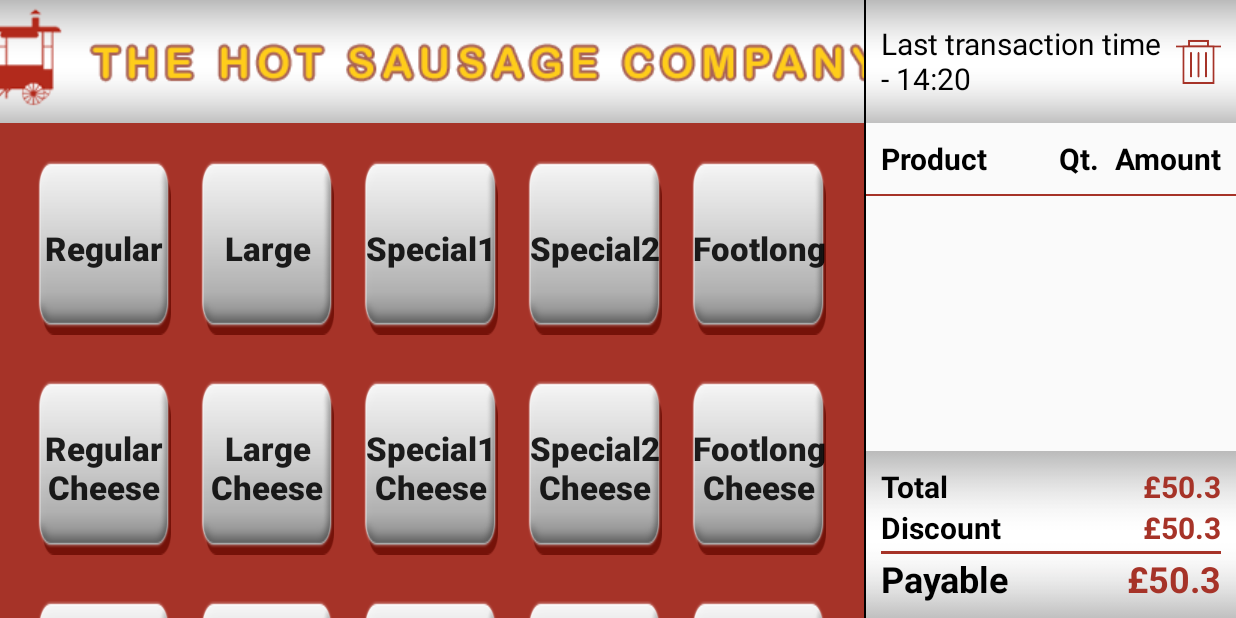
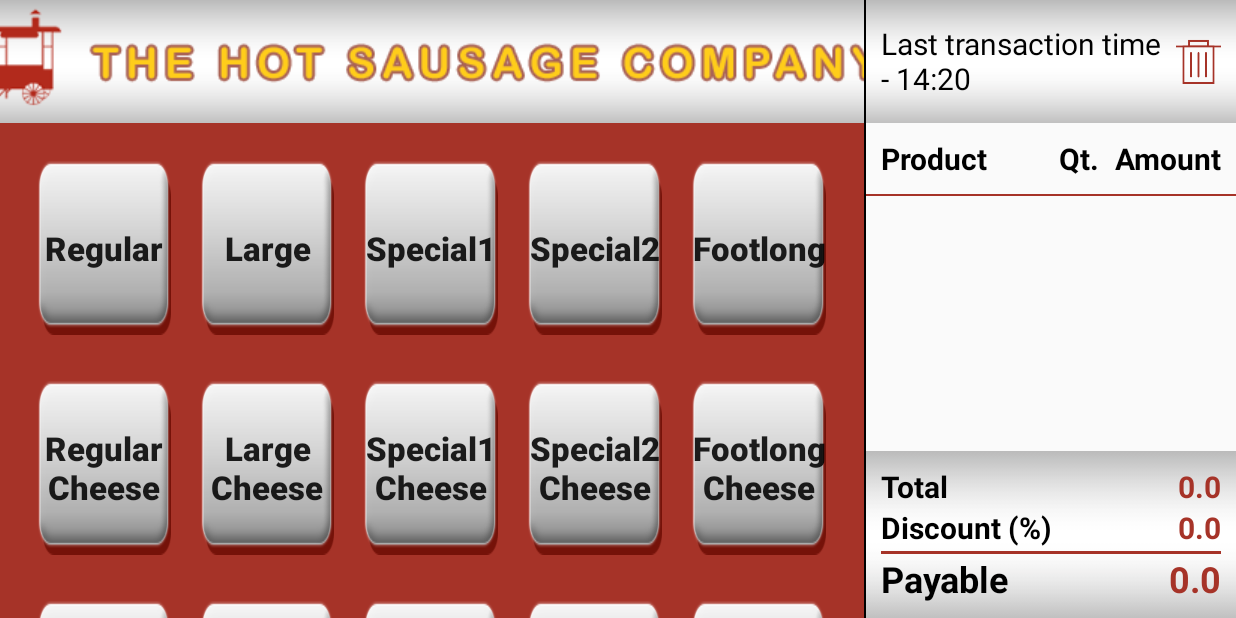
Before and after one commit to KaiserPerwez/HotSausageNew, an Android app: the MainActivity screen opened directly, with no data from a screen before it, after a tap on an icon or button, on a phone screen of 824 x 412 dp (held sideways). Run offline under Robolectric (Android 15) with nearby library versions, the phone set to English and light mode, and no system bars; our stand-ins replace ButterKnife.

Commit message:
1. MainActivity Completed (Except GiftCard Sale button)    1.a. 50% & 100% discount interaction added    1.b. Billing Pane amount calculation added.

```diff
--- a/app/src/main/java/com/wgt/hotsausagenew/activity/MainActivity.java
+++ b/app/src/main/java/com/wgt/hotsausagenew/activity/MainActivity.java
@@ -38,7 +38,15 @@ import butterknife.OnClick;
 import butterknife.OnLongClick;
 import butterknife.OnTouch;
 
-public class MainActivity extends AppCompatActivity implements RecyclerItemTouchHelper.RecyclerItemTouchHelperListener, View.OnTouchListener, SpecialDialogUtil.SpecialDialogItemClickListener, DiscountDialogUtil.DiscountDialogListener, GiftCardDialogUtils.GiftCardSelectedListener {
+public class MainActivity
+        extends AppCompatActivity
+        implements
+        RecyclerItemTouchHelper.RecyclerItemTouchHelperListener,
+        View.OnTouchListener,
+        SpecialDialogUtil.SpecialDialogItemClickListener,
+        DiscountDialogUtil.DiscountDialogListener,
+        GiftCardDialogUtils.GiftCardSelectedListener,
+        BillAdapter.BillAddedListener {
 
     //column 1
     @BindView(R.id.btn_regular)
@@ -132,6 +140,7 @@ public class MainActivity extends AppCompatActivity implements RecyclerItemTouch
 
             // remove the item from recycler view
             billAdapter.removeItem(viewHolder.getAdapterPosition());
+            changePrice(-deletedItem.getRate(), 0);
 
             // showing snack bar with Undo option
             Snackbar snackbar = Snackbar
@@ -222,6 +231,10 @@ public class MainActivity extends AppCompatActivity implements RecyclerItemTouch
                                     )+Constant.getPriceOfKeyItem(Constant.KEY_SPECIAL_2_CHEESE)
                             )
                     );
+                } else if (button.getId() == R.id.btn_save_50) {
+                    changePrice(0, 50);
+                } else if (button.getId() == R.id.btn_save_100) {
+                    changePrice(0, 100);
                 } else if (button.getId()==R.id.btn_footlong_cheese) {
                     billAdapter.addItem(
                             new BillModel(
@@ -273,8 +286,7 @@ public class MainActivity extends AppCompatActivity implements RecyclerItemTouch
                 }/*else if (button.getText().toString().equalsIgnoreCase("Special1"))
                     billAdapter.addItem(new BillModel(button.getText().toString(), 1, Constant.getPriceOfItem(button.getText().toString(), Constant.SPECIAL_1)));
                 else if (button.getText().toString().equalsIgnoreCase("Special2"))
-                    billAdapter.addItem(new BillModel(button.getText().toString(), 1, Constant.getPriceOfItem(button.getText().toString(), Constant.SPECIAL_2)));*/
-                else if (button.getText().toString().equalsIgnoreCase("50% Saver")) {
+                    billAdapter.addItem(new BillModel(button.getText().toString(), 1, Constant.getPriceOfItem(button.getText().toString(), Constant.SPECIAL_2)));*/ else if (button.getText().toString().equalsIgnoreCase("50% Saver")) {
                     //TODO:Implement 50% off on total amt
                 } else if (button.getText().toString().equalsIgnoreCase("100% Saver")) {
                     //TODO:set total amt to be zero
@@ -296,6 +308,9 @@ public class MainActivity extends AppCompatActivity implements RecyclerItemTouch
     @OnClick(R.id.iV_clearBill)
     public void clearBillPane() {
         billAdapter.removeAll();
+        tV_total_amount.setText("" + 0.00);
+        tV_discount_amount.setText("" + 0.00);
+        tV_payable_amount.setText("" + 0.00);
         Toast.makeText(this, "Cleared bill pane", Toast.LENGTH_SHORT).show();
     }
 
@@ -347,6 +362,7 @@ public class MainActivity extends AppCompatActivity implements RecyclerItemTouch
 
     private void InitialiseRecyclerViewWithAdapter() {
         billAdapter = new BillAdapter();
+        billAdapter.setBillAddedListener(this);
         rV_billing_list.setLayoutManager(new LinearLayoutManager(this));
         rV_billing_list.addItemDecoration(new DividerItemDecoration(this, DividerItemDecoration.VERTICAL));
         rV_billing_list.setAdapter(billAdapter);
@@ -421,4 +437,52 @@ public class MainActivity extends AppCompatActivity implements RecyclerItemTouch
             }
         }, 2000);
     }
+
+    // handle total price and discount ( adding price and discount at same time will not work. )
+    private void changePrice(double price, double discountPercentage) {
+        try {
+            double oldPrice = Double.parseDouble(tV_total_amount.getText().toString());
+            double oldDiscount = Double.parseDouble(tV_discount_amount.getText().toString());
+            double currentTotal = oldPrice + price;
+
+
+            if (price > 0 && discountPercentage > 0) {
+                Toast.makeText(this, "Adding Price and Discount at same time is not applicable", Toast.LENGTH_SHORT).show();
+                return;
+            }
+
+            if (discountPercentage < 1) { // not a discount.. just add price
+                if (oldDiscount > 0) { // already a discount is added.. calculate payable amount
+                    double disAmt = (currentTotal * oldDiscount) / 100;
+                    tV_total_amount.setText("" + currentTotal);
+                    tV_payable_amount.setText(Constant.poundSign + (currentTotal - disAmt));
+                    return;
+                }
+
+                //no discount is added. add price as it is..
+                tV_total_amount.setText("" + currentTotal);
+                tV_payable_amount.setText(Constant.poundSign + currentTotal);
+
+
+            } else { // discount calculation
+                if (oldDiscount < 1 || oldDiscount < discountPercentage) { // 1st time discount is applying || discount is increasing
+                    double discountAmount = (oldPrice * discountPercentage) / 100;
+                    tV_discount_amount.setText("" + discountPercentage);
+                    tV_payable_amount.setText(Constant.poundSign + (oldPrice - discountAmount));
+                } else if (oldDiscount > discountPercentage) {
+                    Toast.makeText(this, "Lower Discount is Not Applicable", Toast.LENGTH_SHORT).show();
+                } else if (oldDiscount == discountPercentage) {
+                    Toast.makeText(this, discountPercentage + "% discount is already applied", Toast.LENGTH_SHORT).show();
+                }
+
+            }
+        } catch (NumberFormatException e) {
+            Toast.makeText(this, "ERROR : billing Pane Data error\n", Toast.LENGTH_SHORT).show();
+        }
+    }
+
+    @Override
+    public void onBillAdded(double price) {
+        changePrice(price, 0);
+    }
 }
--- a/app/src/main/java/com/wgt/hotsausagenew/adapter/BillAdapter.java
+++ b/app/src/main/java/com/wgt/hotsausagenew/adapter/BillAdapter.java
@@ -24,6 +24,7 @@ import butterknife.ButterKnife;
 public class BillAdapter extends RecyclerView.Adapter<BillAdapter.ViewHolder> {
     private List<BillModel> list;
     private RecyclerView rv;
+    private BillAddedListener listener;
     public BillAdapter() {
         this.list = new ArrayList<>();
     }
@@ -64,6 +65,9 @@ public class BillAdapter extends RecyclerView.Adapter<BillAdapter.ViewHolder> {
                 item.setRate(item.getRate() + bill.getRate());
                 notifyItemChanged(position);
                 //rv.scrollToPosition(position);//allow auto-scroll to item at pos
+                if (listener != null) {
+                    listener.onBillAdded(bill.getRate());
+                }
                 return;
             }
         }
@@ -72,6 +76,10 @@ public class BillAdapter extends RecyclerView.Adapter<BillAdapter.ViewHolder> {
         list.add(new BillModel(bill.getProduct(), 1, bill.getRate()));
         notifyItemInserted(list.size());
         //rv.scrollToPosition(list.size());//allow auto-scroll to item at pos
+
+        if (listener != null) {
+            listener.onBillAdded(bill.getRate());
+        }
         return;
     }
 
@@ -96,8 +104,20 @@ public class BillAdapter extends RecyclerView.Adapter<BillAdapter.ViewHolder> {
         // NOTE: don't call notifyDataSetChanged()
         notifyItemInserted(position);
         rv.scrollToPosition(position);//allow auto-scroll to item at pos
+
+        if (listener != null) {
+            listener.onBillAdded(item.getRate());
+        }
     }
 //-----------------------------------------------------------------------------------------------------//
+
+    public void setBillAddedListener(BillAddedListener listener) {
+        this.listener = listener;
+    }
+
+    public interface BillAddedListener {
+        void onBillAdded(double price);
+    }
 
     public class ViewHolder extends RecyclerView.ViewHolder {
 
--- a/app/src/main/res/layout/activity_main.xml
+++ b/app/src/main/res/layout/activity_main.xml
@@ -1,7 +1,6 @@
 <?xml version="1.0" encoding="utf-8"?>
 <android.support.constraint.ConstraintLayout xmlns:android="http://schemas.android.com/apk/res/android"
     xmlns:app="http://schemas.android.com/apk/res-auto"
-    xmlns:tools="http://schemas.android.com/tools"
     android:layout_width="match_parent"
     android:layout_height="match_parent">
 
@@ -40,6 +39,7 @@
             android:id="@+id/tableLayout"
             android:layout_width="match_parent"
             android:layout_height="wrap_content"
+            android:layout_marginBottom="8dp"
             android:columnCount="1"
             android:padding="10dp"
             android:rowCount="4"
@@ -48,8 +48,8 @@
             <LinearLayout
                 android:layout_width="match_parent"
                 android:layout_height="wrap_content"
+                android:gravity="center"
                 android:orientation="horizontal"
-                android:gravity="center"
                 android:padding="5dp">
 
                 <Button
@@ -86,7 +86,7 @@
                     android:text="Special1"
                     android:textAllCaps="false"
                     android:textSize="@dimen/main_button_text"
-                    android:textStyle="bold"/>
+                    android:textStyle="bold" />
 
                 <Button
                     android:id="@+id/btn_special_2"
@@ -116,9 +116,9 @@
             <LinearLayout
                 android:layout_width="match_parent"
                 android:layout_height="wrap_content"
+                android:gravity="center"
                 android:orientation="horizontal"
-                android:padding="5dp"
-                android:gravity="center">
+                android:padding="5dp">
 
                 <Button
                     android:id="@+id/btn_reg_cheese"
@@ -142,7 +142,7 @@
                     android:text="Large Cheese"
                     android:textAllCaps="false"
                     android:textSize="@dimen/main_button_text"
-                    android:textStyle="bold"/>
+                    android:textStyle="bold" />
 
                 <Button
                     android:id="@+id/btn_special1_opt"
@@ -184,8 +184,8 @@
             <LinearLayout
                 android:layout_width="match_parent"
                 android:layout_height="wrap_content"
+                android:gravity="center"
                 android:orientation="horizontal"
-                android:gravity="center"
                 android:padding="5dp">
 
                 <Button
@@ -252,9 +252,9 @@
             <LinearLayout
                 android:layout_width="match_parent"
                 android:layout_height="wrap_content"
+                android:gravity="center"
                 android:orientation="horizontal"
-                android:padding="5dp"
-                android:gravity="center">
+                android:padding="5dp">
 
                 <Button
                     android:id="@+id/btn_reg_sausage"
@@ -275,11 +275,11 @@
                     android:layout_margin="@dimen/grid_margin"
                     android:layout_weight="1"
                     android:background="@drawable/raised_button"
+                    android:padding="1dp"
                     android:text="Large Sausage"
                     android:textAllCaps="false"
                     android:textSize="@dimen/main_button_text"
-                    android:textStyle="bold"
-                    android:padding="1dp"/>
+                    android:textStyle="bold" />
 
                 <Button
                     android:id="@+id/btn_footlong_sausage"
@@ -317,7 +317,7 @@
                     android:text="Giftcard Used"
                     android:textAllCaps="false"
                     android:textSize="@dimen/main_button_text"
-                    android:textStyle="bold"/>
+                    android:textStyle="bold" />
 
             </LinearLayout>
         </GridLayout>
--- a/app/src/main/res/layout/billing_pane_layout.xml
+++ b/app/src/main/res/layout/billing_pane_layout.xml
@@ -1,18 +1,16 @@
 <?xml version="1.0" encoding="utf-8"?>
-<android.support.design.widget.CoordinatorLayout
-    xmlns:android="http://schemas.android.com/apk/res/android"
+<android.support.design.widget.CoordinatorLayout xmlns:android="http://schemas.android.com/apk/res/android"
     xmlns:app="http://schemas.android.com/apk/res-auto"
-    xmlns:tools="http://schemas.android.com/tools"
     android:layout_width="match_parent"
     android:layout_height="match_parent">
 <android.support.constraint.ConstraintLayout
+    android:id="@+id/billing_pane_layout"
     android:layout_width="match_parent"
     android:layout_height="match_parent"
     app:layout_constraintBottom_toBottomOf="parent"
     app:layout_constraintEnd_toEndOf="parent"
     app:layout_constraintStart_toEndOf="@+id/view2"
-    app:layout_constraintTop_toTopOf="parent"
-    android:id="@+id/billing_pane_layout">
+    app:layout_constraintTop_toTopOf="parent">
 
     <LinearLayout
         android:id="@+id/linearLayout"
@@ -142,7 +140,7 @@
                 android:layout_width="wrap_content"
                 android:layout_height="wrap_content"
                 android:layout_gravity="center"
-                android:text="£50.3"
+                android:text="00.0"
                 android:textColor="@color/bg_maroon"
                 android:textSize="20sp"
                 android:textStyle="bold" />
@@ -158,7 +156,7 @@
                 android:layout_height="wrap_content"
                 android:layout_gravity="center"
                 android:layout_weight="1"
-                android:text="Discount"
+                android:text="Discount (%)"
                 android:textColor="@android:color/black"
                 android:textSize="20sp"
                 android:textStyle="bold" />
@@ -168,7 +166,7 @@
                 android:layout_width="wrap_content"
                 android:layout_height="wrap_content"
                 android:layout_gravity="center"
-                android:text="£50.3"
+                android:text="00.0"
                 android:textColor="@color/bg_maroon"
                 android:textSize="20sp"
                 android:textStyle="bold" />
@@ -200,7 +198,7 @@
                 android:layout_width="wrap_content"
                 android:layout_height="wrap_content"
                 android:layout_gravity="center"
-                android:text="£50.3"
+                android:text="£00.0"
                 android:textColor="@color/bg_maroon"
                 android:textSize="24sp"
                 android:textStyle="bold" />
```
Also changed, not shown: app/src/main/res/layout/activity_login.xml (+13 -8 lines).
